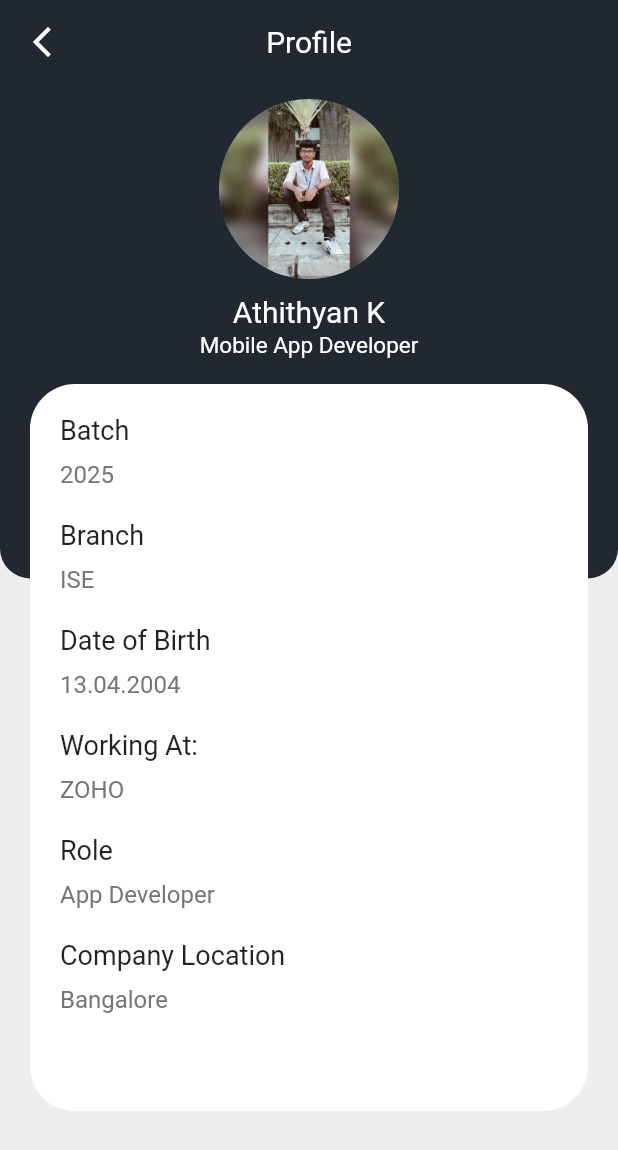
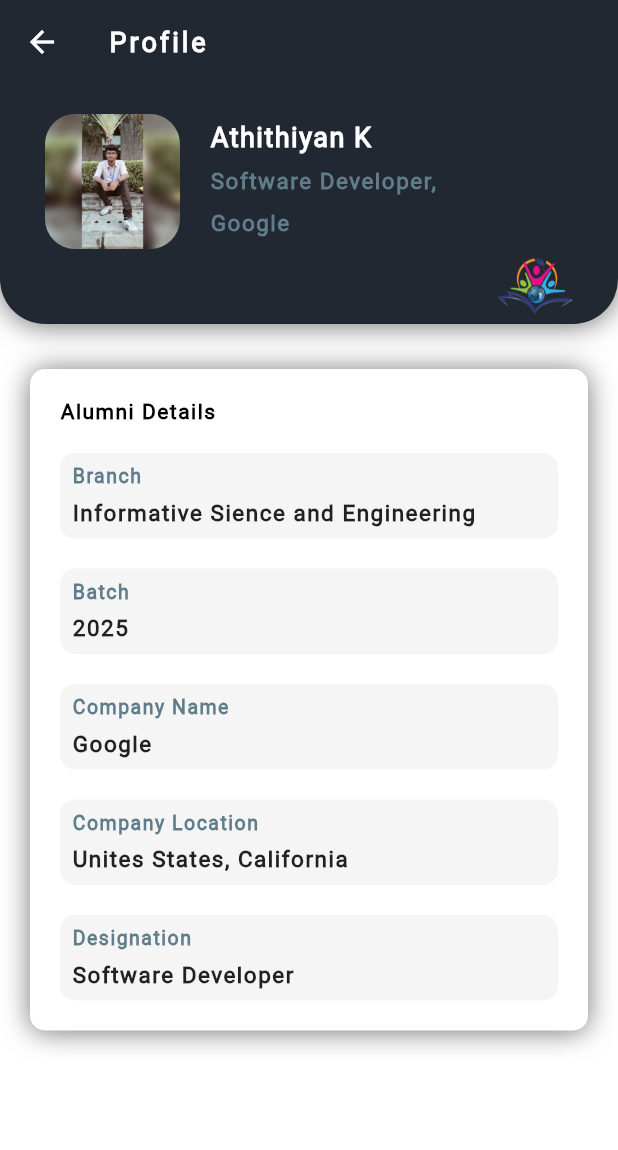
Before and after one commit to AthithyanKannan/alumini_final, a Flutter app: the AluminiProfile screen opened directly, on a phone screen of 412 x 824 dp. Shown: the top 1150 px of the screen. Run offline on Flutter 3.47's test engine with Material 2 defaults, Android fonts, the phone set to English and light mode, and no system bars; our stand-ins replace dropdown_button2, flutter_svg, image_picker, quickalert; missing offline and left inert: dart:ffi.

Commit message:
Alumni Profile

```diff
--- a/lib/pages/profile/alumini_profile.dart
+++ b/lib/pages/profile/alumini_profile.dart
@@ -12,242 +12,307 @@ class _AluminiProfileState extends State<AluminiProfile> {
   @override
   Widget build(BuildContext context) {
     return Scaffold(
+      backgroundColor: Colors.white,
       appBar: AppBar(
-        title: Text('Profile'),
-        centerTitle: true,
+        iconTheme: IconThemeData(
+          color: Color.fromRGBO(255, 255, 255, 1),
+        ),
+        title: Text(
+          "Profile",
+          style: TextStyle(
+              color: Colors.white,
+              fontWeight: FontWeight.w600,
+              fontSize: 18,
+              letterSpacing: 2.0),
+        ),
+        elevation: 0.0,
         backgroundColor: primaryColor,
-        elevation: 0,
-         leading: IconButton(
-          icon: Icon(Icons.arrow_back_ios_new),
-          onPressed: () {
-            Navigator.pop(context);
-          },
-          color: Colors.white,
+      ),
+      body: SingleChildScrollView(
+        child: Column(
+          children: [
+            Container(
+              decoration: BoxDecoration(
+                color: primaryColor,
+                boxShadow: <BoxShadow>[
+                  BoxShadow(
+                      color: Colors.black54,
+                      blurRadius: 15.0,
+                      offset: Offset(0.0, 0.75))
+                ],
+                borderRadius: BorderRadius.only(
+                    bottomLeft: Radius.circular(30),
+                    bottomRight: Radius.circular(30)),
+              ),
+              padding: EdgeInsets.fromLTRB(30, 20, 30, 0),
+              child: Column(
+                children: [
+                  Column(
+                    children: [
+                      Row(
+                        crossAxisAlignment: CrossAxisAlignment.start,
+                        children: [
+                          Column(
+                            children: [
+                              ClipRRect(
+                                borderRadius: BorderRadius.circular(20.0), //or 15.0
+                                child: Container(
+                                  height: 90.0,
+                                  width: 90.0,
+                                  child: Image.asset('assets/Athi.jpg'),
                                 ),
                               ),
-      backgroundColor: BackgroundColor,
-      body: Stack(
-        clipBehavior: Clip.none,
+                            ],
+                          ),
+                          SizedBox(
+                            width: 20,
+                          ),
+                          Column(
+                            crossAxisAlignment: CrossAxisAlignment.start,
                             children: [
-          Container(
-            height: MediaQuery.of(context).size.height/2.5,
-            decoration: BoxDecoration(
-              color: primaryColor,
-              borderRadius: BorderRadius.only(
-                bottomLeft: Radius.circular(20),
-                bottomRight: Radius.circular(20)
+                              SizedBox(
+                                height: 5,
                               ),
-            ),
-            child: Row(
-              mainAxisAlignment: MainAxisAlignment.center,
-              children: [
-                Column(
-               crossAxisAlignment: CrossAxisAlignment.center,
-                  children: const [
+                              Text("Athithiyan K",
+                                  style: TextStyle(
+                                      color: Colors.white,
+                                      fontWeight: FontWeight.w600,
+                                      fontSize: 18,
+                                      letterSpacing: 1.0)),
                               SizedBox(
                                 height: 10,
                               ),
-                    CircleAvatar(
-                      backgroundImage: AssetImage('assets/Athi.jpg'),
-                      radius: 60,
+                              Text("Software Developer,",
+                                  style: TextStyle(
+                                      color: Colors.blueGrey,
+                                      fontWeight: FontWeight.w600,
+                                      fontSize: 15,
+                                      letterSpacing: 1.0)),
+                              SizedBox(
+                                height: 10,
                               ),
-                    SizedBox(
-                      height:10,
+                              Text("Google",
+                                  style: TextStyle(
+                                      color: Colors.blueGrey,
+                                      fontWeight: FontWeight.w600,
+                                      fontSize: 15,
+                                      letterSpacing: 1.0)),
+                            ],
                           ),
-                    Text(
-                      'Athithyan K',
-                      style: TextStyle(
-                        fontFamily: 'Roboto',
-                        fontSize: 20,
-                        color: Colors.white
+                        ],
                       ),
+                    ],
                   ),
-                      SizedBox(
-                      height:2,
-                    ),
-                      Text(
-                        'Mobile App Developer',
-                        style: TextStyle(
-                          fontSize: 15,
-                          fontFamily: 'Roboto',
-                          color: Colors.white
-                        ),
-                        )
+                  Row(
+                    mainAxisAlignment: MainAxisAlignment.end,
+                      children: [
+                        Image.asset('assets/logo_brand.png', width: 50, height: 50,),
                       ],
                     ),
                 ],
               ),
             ),
-          Positioned(
-            left: 20,
-            right: 20,
-            top: 200,
+            Padding(
+              padding: const EdgeInsets.symmetric(horizontal: 20, vertical: 30),
               child: Container(
-              height: MediaQuery.of(context).size.height/1.7,
-              padding: const EdgeInsets.only(left: 20, right: 20),
+                padding: EdgeInsets.symmetric(horizontal: 20, vertical: 20),
+                width: double.infinity,
                 decoration: BoxDecoration(
+                  borderRadius: BorderRadius.all(Radius.circular(10)),
                   color: Colors.white,
-                borderRadius: BorderRadius.circular(30)
+                  boxShadow: <BoxShadow>[
+                    BoxShadow(
+                        color: Colors.black54,
+                        blurRadius: 15.0,
+                        offset: Offset(0.0, 0.75))
+                  ],
                 ),
-            child:Expanded(
-            child: SingleChildScrollView(
-              scrollDirection: Axis.vertical,
                 child: Column(
                   crossAxisAlignment: CrossAxisAlignment.start,
                   children: [
-                  const SizedBox(
+                    Text(
+                      "Alumni Details",
+                      style: TextStyle(
+                          letterSpacing: 1.0,
+                          fontWeight: FontWeight.w600,
+                          color: Colors.black),
+                    ),
+                    SizedBox(
                       height: 20,
                     ),
-                  const Text(
-                    'Batch',
-                    style: TextStyle(fontFamily: 'Roboto', fontSize: 18),
+                    Container(
+                      width: double.infinity,
+                      decoration: BoxDecoration(
+                        borderRadius: BorderRadius.all(Radius.circular(10)),
+                        color: Color.fromRGBO(245, 245, 245, 1),
                       ),
-                  const SizedBox(
-                    height: 10,
-                  ),
-                  Row(
-                    mainAxisAlignment: MainAxisAlignment.start,
+                      padding: EdgeInsets.all(8),
+                      child: Column(
+                        crossAxisAlignment: CrossAxisAlignment.start,
                         children: [
                           Text(
-                        '2025',
+                            "Branch",
                             style: TextStyle(
-                            fontFamily: 'Roboto',
-                            fontSize: 16,
-                            color: Colors.grey[600]),
-                      )
-                    ],
+                                letterSpacing: 1.0,
+                                fontWeight: FontWeight.w600,
+                                color: Colors.blueGrey,
+                                fontSize: 13),
                           ),
-                  const SizedBox(height: 20),
-                  const Text(
-                    'Branch',
+                          SizedBox(
+                            height: 8,
+                          ),
+                          Text(
+                            "Informative Sience and Engineering",
                             style: TextStyle(
-                      fontSize: 18,
-                      fontFamily: 'Roboto',
-                    ),
-                  ),
-                  const SizedBox(
-                    height: 10,
-                  ),
-                  Row(
-                    mainAxisAlignment: MainAxisAlignment.start,
-                    children: [
-                      Text(
-                        'ISE',
-                        style: TextStyle(
-                            fontFamily: 'Roboto',
-                            fontSize: 16,
-                            color: Colors.grey[600]),
+                                letterSpacing: 1.0,
+                                fontWeight: FontWeight.w600,
+                                fontSize: 15),
                           ),
                         ],
                       ),
-                  const SizedBox(
+                    ),
+                    SizedBox(
                       height: 20,
                     ),
-                  const Text(
-                    'Date of Birth',
-                    style: TextStyle(
-                      fontSize: 18,
-                      fontFamily: 'Roboto',
+                    Container(
+                      width: double.infinity,
+                      decoration: BoxDecoration(
+                        borderRadius: BorderRadius.all(Radius.circular(10)),
+                        color: Color.fromRGBO(245, 245, 245, 1),
                       ),
-                  ),
-                  const SizedBox(
-                    height: 10,
-                  ),
-                  Row(
-                    mainAxisAlignment: MainAxisAlignment.start,
+                      padding: EdgeInsets.all(8),
+                      child: Column(
+                        crossAxisAlignment: CrossAxisAlignment.start,
                         children: [
                           Text(
-                        '13.04.2004',
+                            "Batch",
                             style: TextStyle(
-                            fontFamily: 'Roboto',
-                            fontSize: 16,
-                            color: Colors.grey[600]),
-                      )
-                    ],
+                                letterSpacing: 1.0,
+                                fontWeight: FontWeight.w600,
+                                color: Colors.blueGrey,
+                                fontSize: 13),
                           ),
-                  const SizedBox(height: 20),
-                  const Text(
-                    'Working At:',
+                          SizedBox(
+                            height: 8,
+                          ),
+                          Text(
+                            "2025 ",
                             style: TextStyle(
-                      fontSize: 18,
-                      fontFamily: 'Roboto',
-                    ),
-                  ),
-                  const SizedBox(
-                    height: 10,
-                  ),
-                  Row(
-                    mainAxisAlignment: MainAxisAlignment.start,
-                    children: [
-                      Text(
-                        'ZOHO',
-                        style: TextStyle(
-                            fontFamily: 'Roboto',
-                            fontSize: 16,
-                            color: Colors.grey[600]),
+                                letterSpacing: 1.0,
+                                fontWeight: FontWeight.w600,
+                                fontSize: 15),
                           ),
                         ],
                       ),
-                  const SizedBox(
+                    ),
+                    SizedBox(
                       height: 20,
                     ),
-                  const Text(
-                    'Role',
+                    Container(
+                      width: double.infinity,
+                      decoration: BoxDecoration(
+                        borderRadius: BorderRadius.all(Radius.circular(10)),
+                        color: Color.fromRGBO(245, 245, 245, 1),
+                      ),
+                      padding: EdgeInsets.all(8),
+                      child: Column(
+                        crossAxisAlignment: CrossAxisAlignment.start,
+                        children: [
+                          Text(
+                            "Company Name",
                             style: TextStyle(
-                      fontSize: 18,
-                      fontFamily: 'Roboto',
+                                letterSpacing: 1.0,
+                                fontWeight: FontWeight.w600,
+                                color: Colors.blueGrey,
+                                fontSize: 13),
+                          ),
+                          SizedBox(
+                            height: 8,
+                          ),
+                          Text(
+                            "Google",
+                            style: TextStyle(
+                                letterSpacing: 1.0,
+                                fontWeight: FontWeight.w600,
+                                fontSize: 15),
+                          ),
+                        ],
                       ),
                     ),
-                  const SizedBox(
-                    height: 10,
+                    SizedBox(
+                      height: 20,
                     ),
-                  Row(
-                    mainAxisAlignment: MainAxisAlignment.start,
+                    Container(
+                      width: double.infinity,
+                      decoration: BoxDecoration(
+                        borderRadius: BorderRadius.all(Radius.circular(10)),
+                        color: Color.fromRGBO(245, 245, 245, 1),
+                      ),
+                      padding: EdgeInsets.all(8),
+                      child: Column(
+                        crossAxisAlignment: CrossAxisAlignment.start,
                         children: [
                           Text(
-                        'App Developer',
+                            "Company Location",
                             style: TextStyle(
-                            fontFamily: 'Roboto',
-                            fontSize: 16,
-                            color: Colors.grey[600]),
-                      )
+                                letterSpacing: 1.0,
+                                fontWeight: FontWeight.w600,
+                                color: Colors.blueGrey,
+                                fontSize: 13),
+                          ),
+                          SizedBox(
+                            height: 8,
+                          ),
+                          Text(
+                            "Unites States, California",
+                            style: TextStyle(
+                                letterSpacing: 1.0,
+                                fontWeight: FontWeight.w600,
+                                fontSize: 15),
+                          ),
                         ],
                       ),
-                  const SizedBox(
+                    ),
+                    SizedBox(
                       height: 20,
                     ),
-                  const Text(
-                    'Company Location',
-                    style: TextStyle(
-                      fontSize: 18,
-                      fontFamily: 'Roboto',
+                    Container(
+                      width: double.infinity,
+                      decoration: BoxDecoration(
+                        borderRadius: BorderRadius.all(Radius.circular(10)),
+                        color: Color.fromRGBO(245, 245, 245, 1),
                       ),
-                  ),
-                  const SizedBox(
-                    height: 10,
-                  ),
-                  Row(
-                    mainAxisAlignment: MainAxisAlignment.start,
+                      padding: EdgeInsets.all(8),
+                      child: Column(
+                        crossAxisAlignment: CrossAxisAlignment.start,
                         children: [
                           Text(
-                        'Bangalore',
+                            "Designation",
                             style: TextStyle(
-                            fontFamily: 'Roboto',
-                            fontSize: 16,
-                            color: Colors.grey[600]),
-                      )
+                                letterSpacing: 1.0,
+                                fontWeight: FontWeight.w600,
+                                color: Colors.blueGrey,
+                                fontSize: 13),
+                          ),
+                          SizedBox(
+                            height: 8,
+                          ),
+                          Text(
+                            "Software Developer",
+                            style: TextStyle(
+                                letterSpacing: 1.0,
+                                fontWeight: FontWeight.w600,
+                                fontSize: 15),
+                          ),
                         ],
                       ),
-                  const SizedBox(
-                    height: 20,
                     ),
                   ],
                 ),
               ),
             ),
+          ],
         ),
-            ),
-        ],
       ),
     );
   }
```
Also changed, not shown: assets/logo_brand.png (added). Lines whose indentation alone changed are shown as unchanged.
